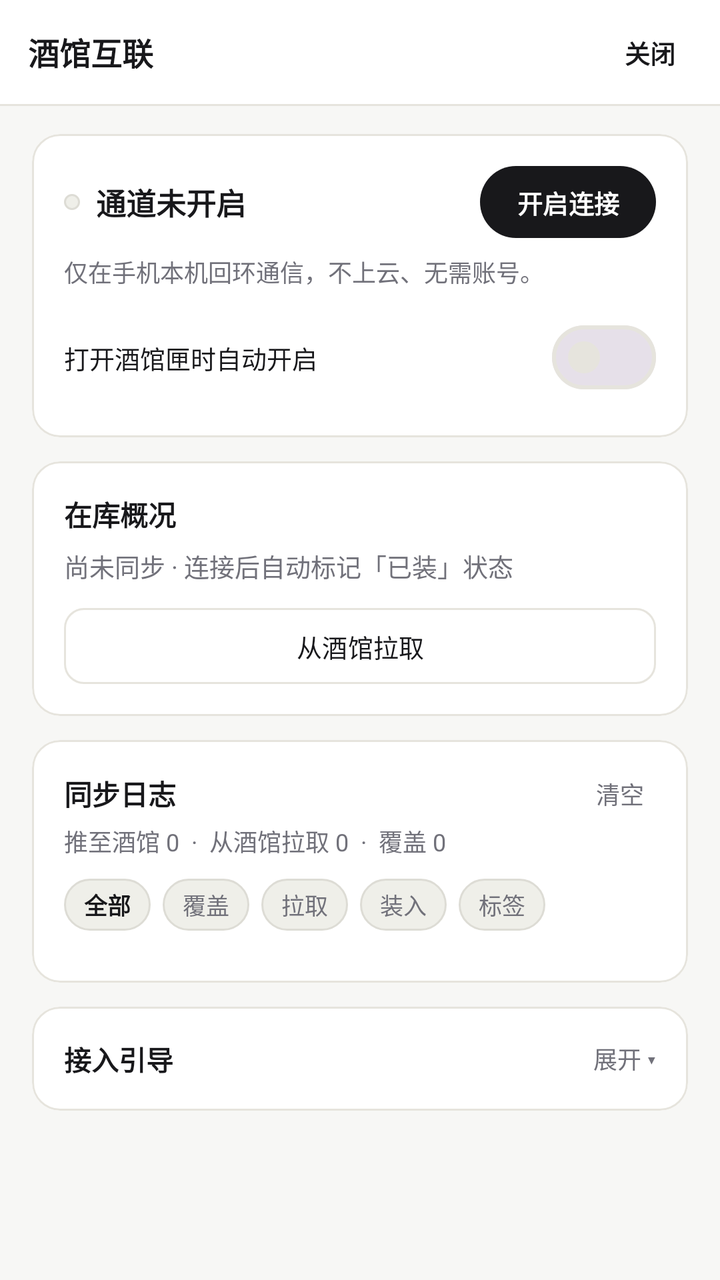
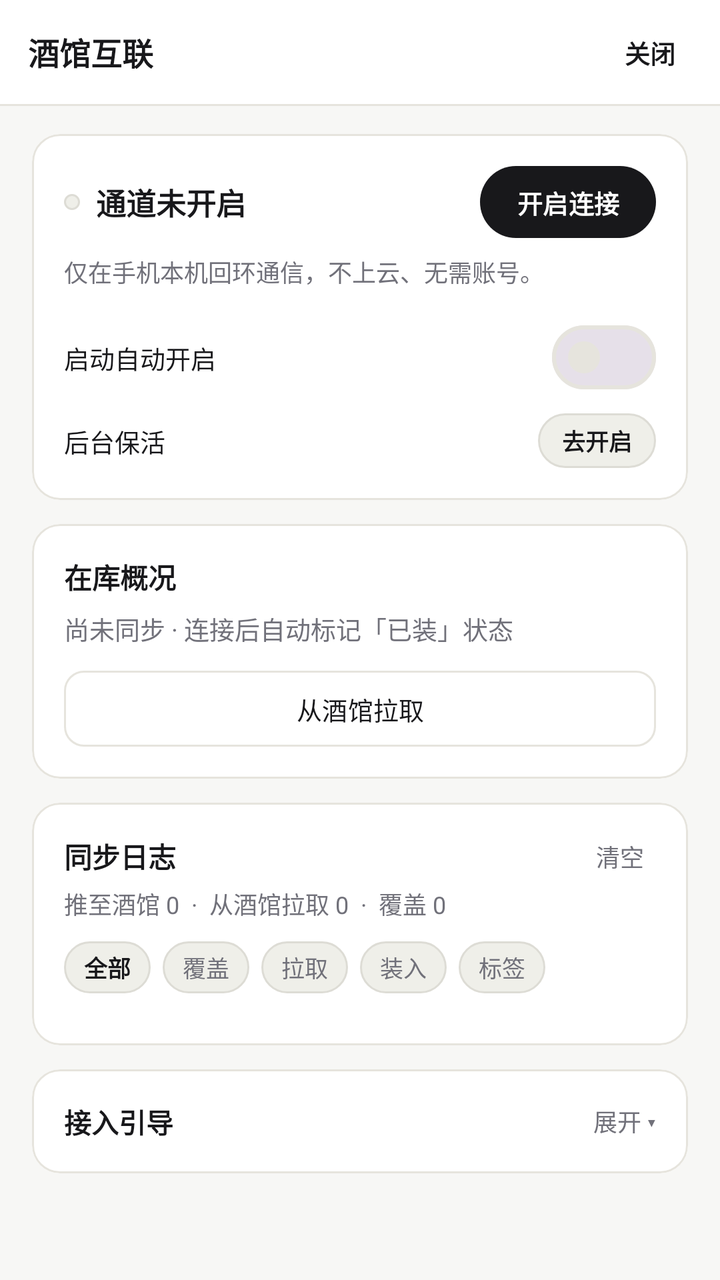

The first picture is an Android layout as it rendered before a commit; the second is the same layout after the commit. The layout source and the unified diff follow.
<!-- AndroidManifest.xml: application theme Theme.STThemeVault -->
<!-- res/layout/activity_tavern_bridge.xml -->
<?xml version="1.0" encoding="utf-8"?>
<LinearLayout xmlns:android="http://schemas.android.com/apk/res/android"
    xmlns:app="http://schemas.android.com/apk/res-auto"
    android:layout_width="match_parent"
    android:layout_height="match_parent"
    android:background="@color/bg"
    android:orientation="vertical">

    
    <LinearLayout
        android:layout_width="match_parent"
        android:layout_height="52dp"
        android:background="@color/surface"
        android:gravity="center_vertical"
        android:orientation="horizontal"
        android:paddingHorizontal="14dp">

        <TextView
            android:layout_width="0dp"
            android:layout_height="wrap_content"
            android:layout_weight="1"
            android:text="酒馆互联"
            android:textColor="@color/text_primary"
            android:textSize="15.5sp"
            android:textStyle="bold" />

        <com.google.android.material.button.MaterialButton
            android:id="@+id/btnBridgeClose"
            style="@style/Widget.Material3.Button.TextButton"
            android:layout_width="wrap_content"
            android:layout_height="34dp"
            android:insetTop="0dp"
            android:insetBottom="0dp"
            android:minWidth="0dp"
            android:paddingHorizontal="8dp"
            android:text="关闭"
            android:textColor="@color/text_primary"
            android:textSize="12.5sp"
            android:textStyle="bold" />
    </LinearLayout>

    <View
        android:layout_width="match_parent"
        android:layout_height="1dp"
        android:background="@color/border" />

    <ScrollView
        android:layout_width="match_parent"
        android:layout_height="0dp"
        android:layout_weight="1"
        android:clipToPadding="false"
        android:paddingHorizontal="16dp"
        android:paddingTop="14dp"
        android:paddingBottom="28dp">

        <LinearLayout
            android:layout_width="match_parent"
            android:layout_height="wrap_content"
            android:orientation="vertical">

            
            <com.google.android.material.card.MaterialCardView
                android:layout_width="match_parent"
                android:layout_height="wrap_content"
                android:layout_marginBottom="12dp"
                app:cardBackgroundColor="@color/surface"
                app:cardCornerRadius="14dp"
                app:cardElevation="0dp"
                app:strokeColor="@color/border"
                app:strokeWidth="1dp">

                <LinearLayout
                    android:layout_width="match_parent"
                    android:layout_height="wrap_content"
                    android:orientation="vertical"
                    android:padding="16dp">

                    <LinearLayout
                        android:layout_width="match_parent"
                        android:layout_height="wrap_content"
                        android:gravity="center_vertical"
                        android:orientation="horizontal">

                        <View
                            android:id="@+id/dotBridgeStatus"
                            android:layout_width="8dp"
                            android:layout_height="8dp"
                            android:background="@drawable/bg_pill_accent" />

                        <TextView
                            android:id="@+id/tvBridgeStatusTitle"
                            android:layout_width="0dp"
                            android:layout_height="wrap_content"
                            android:layout_marginStart="8dp"
                            android:layout_weight="1"
                            android:text="通道未开启"
                            android:textColor="@color/text_primary"
                            android:textSize="15sp"
                            android:textStyle="bold" />

                        <com.google.android.material.button.MaterialButton
                            android:id="@+id/btnBridgeToggle"
                            android:layout_width="wrap_content"
                            android:layout_height="36dp"
                            android:insetTop="0dp"
                            android:insetBottom="0dp"
                            android:paddingHorizontal="14dp"
                            android:text="开启连接"
                            android:textColor="@color/on_accent"
                            android:textSize="12.5sp"
                            android:textStyle="bold"
                            app:backgroundTint="@color/accent"
                            app:cornerRadius="18dp" />
                    </LinearLayout>

                    <TextView
                        android:id="@+id/tvBridgeSub"
                        android:layout_width="match_parent"
                        android:layout_height="wrap_content"
                        android:layout_marginTop="8dp"
                        android:text="仅在手机本机回环通信，不上云、无需账号。"
                        android:textColor="@color/text_muted"
                        android:textSize="12sp" />

                    <LinearLayout
                        android:layout_width="match_parent"
                        android:layout_height="wrap_content"
                        android:layout_marginTop="10dp"
                        android:gravity="center_vertical"
                        android:orientation="horizontal">

                        <TextView
                            android:layout_width="0dp"
                            android:layout_height="wrap_content"
                            android:layout_weight="1"
                            android:text="打开酒馆匣时自动开启"
                            android:textColor="@color/text_primary"
                            android:textSize="12.5sp" />

                        <com.google.android.material.materialswitch.MaterialSwitch
                            android:id="@+id/swBridgeAutoStart"
                            android:layout_width="wrap_content"
                            android:layout_height="wrap_content" />
                    </LinearLayout>
                </LinearLayout>
            </com.google.android.material.card.MaterialCardView>

            
            <com.google.android.material.card.MaterialCardView
                android:layout_width="match_parent"
                android:layout_height="wrap_content"
                android:layout_marginBottom="12dp"
                app:cardBackgroundColor="@color/surface"
                app:cardCornerRadius="14dp"
                app:cardElevation="0dp"
                app:strokeColor="@color/border"
                app:strokeWidth="1dp">

                <LinearLayout
                    android:layout_width="match_parent"
                    android:layout_height="wrap_content"
                    android:orientation="vertical"
                    android:padding="16dp">

                    <TextView
                        android:layout_width="wrap_content"
                        android:layout_height="wrap_content"
                        android:text="在库概况"
                        android:textColor="@color/text_primary"
                        android:textSize="14sp"
                        android:textStyle="bold" />

                    <TextView
                        android:id="@+id/tvBridgeInventory"
                        android:layout_width="match_parent"
                        android:layout_height="wrap_content"
                        android:layout_marginTop="6dp"
                        android:text="尚未同步 · 连接后自动标记「已装」状态"
                        android:textColor="@color/text_muted"
                        android:textSize="12.5sp" />

                    <TextView
                        android:id="@+id/tvBridgePullStatus"
                        android:layout_width="match_parent"
                        android:layout_height="wrap_content"
                        android:layout_marginTop="6dp"
                        android:textColor="@color/text_primary"
                        android:textSize="12sp"
                        android:visibility="gone" />

                    <LinearLayout
                        android:layout_width="match_parent"
                        android:layout_height="wrap_content"
                        android:layout_marginTop="12dp"
                        android:orientation="horizontal">

                        <com.google.android.material.button.MaterialButton
                            android:id="@+id/btnBridgePull"
                            style="@style/Widget.Material3.Button.OutlinedButton"
                            android:layout_width="0dp"
                            android:layout_height="38dp"
                            android:layout_weight="1"
                            android:insetTop="0dp"
                            android:insetBottom="0dp"
                            android:text="从酒馆拉取"
                            android:textColor="@color/text_primary"
                            android:textSize="12.5sp"
                            app:cornerRadius="10dp"
                            app:strokeColor="@color/border" />
                    </LinearLayout>
                </LinearLayout>
            </com.google.android.material.card.MaterialCardView>

            
            <LinearLayout
                android:id="@+id/sectionBridgeConflicts"
                android:layout_width="match_parent"
                android:layout_height="wrap_content"
                android:layout_marginBottom="12dp"
                android:orientation="vertical"
                android:visibility="gone">

                <LinearLayout
                    android:layout_width="match_parent"
                    android:layout_height="wrap_content"
                    android:layout_marginBottom="8dp"
                    android:gravity="center_vertical"
                    android:orientation="horizontal">

                    <TextView
                        android:id="@+id/tvConflictsHeader"
                        android:layout_width="0dp"
                        android:layout_height="wrap_content"
                        android:layout_weight="1"
                        android:text="待确认"
                        android:textColor="@color/text_primary"
                        android:textSize="13.5sp"
                        android:textStyle="bold" />

                    <TextView
                        android:id="@+id/btnConflictsKeepAll"
                        android:layout_width="wrap_content"
                        android:layout_height="wrap_content"
                        android:clickable="true"
                        android:focusable="true"
                        android:paddingHorizontal="6dp"
                        android:paddingVertical="2dp"
                        android:text="全部保留"
                        android:textColor="@color/text_primary"
                        android:textSize="12sp"
                        android:textStyle="bold" />
                </LinearLayout>

                <LinearLayout
                    android:id="@+id/containerBridgeConflicts"
                    android:layout_width="match_parent"
                    android:layout_height="wrap_content"
                    android:orientation="vertical" />
            </LinearLayout>

            
            <LinearLayout
                android:id="@+id/sectionBridgeOutbox"
                android:layout_width="match_parent"
                android:layout_height="wrap_content"
                android:layout_marginBottom="12dp"
                android:orientation="vertical"
                android:visibility="gone">

                <LinearLayout
                    android:layout_width="match_parent"
                    android:layout_height="wrap_content"
                    android:layout_marginBottom="8dp"
                    android:gravity="center_vertical"
                    android:orientation="horizontal">

                    <TextView
                        android:id="@+id/tvOutboxHeader"
                        android:layout_width="0dp"
                        android:layout_height="wrap_content"
                        android:layout_weight="1"
                        android:text="待装入"
                        android:textColor="@color/text_primary"
                        android:textSize="13.5sp"
                        android:textStyle="bold" />

                    <TextView
                        android:id="@+id/btnOutboxClear"
                        android:layout_width="wrap_content"
                        android:layout_height="wrap_content"
                        android:clickable="true"
                        android:focusable="true"
                        android:paddingHorizontal="6dp"
                        android:paddingVertical="2dp"
                        android:text="清空"
                        android:textColor="@color/text_muted"
                        android:textSize="12sp" />
                </LinearLayout>

                <LinearLayout
                    android:id="@+id/containerBridgeOutbox"
                    android:layout_width="match_parent"
                    android:layout_height="wrap_content"
                    android:orientation="vertical" />
            </LinearLayout>

            
            <com.google.android.material.card.MaterialCardView
                android:id="@+id/sectionBridgeLogs"
                android:layout_width="match_parent"
                android:layout_height="wrap_content"
                android:layout_marginBottom="12dp"
                app:cardBackgroundColor="@color/surface"
                app:cardCornerRadius="14dp"
                app:cardElevation="0dp"
                app:strokeColor="@color/border"
                app:strokeWidth="1dp">

                <LinearLayout
                    android:layout_width="match_parent"
                    android:layout_height="wrap_content"
                    android:orientation="vertical"
                    android:padding="16dp">

                    <LinearLayout
                        android:layout_width="match_parent"
                        android:layout_height="wrap_content"
                        android:gravity="center_vertical"
                        android:orientation="horizontal">

                        <TextView
                            android:id="@+id/tvLogsHeader"
                            android:layout_width="0dp"
                            android:layout_height="wrap_content"
                            android:layout_weight="1"
                            android:text="同步日志"
                            android:textColor="@color/text_primary"
                            android:textSize="14sp"
                            android:textStyle="bold" />

                        <TextView
                            android:id="@+id/btnLogsClear"
                            android:layout_width="wrap_content"
                            android:layout_height="wrap_content"
                            android:clickable="true"
                            android:focusable="true"
                            android:paddingHorizontal="6dp"
                            android:paddingVertical="2dp"
                            android:text="清空"
                            android:textColor="@color/text_muted"
                            android:textSize="12sp" />
                    </LinearLayout>

                    <TextView
                        android:id="@+id/tvLogsStatsSummary"
                        android:layout_width="match_parent"
                        android:layout_height="wrap_content"
                        android:layout_marginTop="4dp"
                        android:text="推至酒馆 0  ·  从酒馆拉取 0  ·  覆盖 0"
                        android:textColor="@color/text_muted"
                        android:textSize="12sp" />

                    
                    <HorizontalScrollView
                        android:layout_width="match_parent"
                        android:layout_height="wrap_content"
                        android:layout_marginTop="10dp"
                        android:scrollbars="none">

                        <LinearLayout
                            android:layout_width="wrap_content"
                            android:layout_height="wrap_content"
                            android:orientation="horizontal">

                            <TextView
                                android:id="@+id/chipLogAll"
                                android:layout_width="wrap_content"
                                android:layout_height="26dp"
                                android:layout_marginEnd="6dp"
                                android:background="@drawable/bg_pill_accent"
                                android:clickable="true"
                                android:focusable="true"
                                android:gravity="center"
                                android:paddingHorizontal="10dp"
                                android:text="全部"
                                android:textColor="@color/text_primary"
                                android:textSize="11.5sp"
                                android:textStyle="bold" />

                            <TextView
                                android:id="@+id/chipLogOverwritten"
                                android:layout_width="wrap_content"
                                android:layout_height="26dp"
                                android:layout_marginEnd="6dp"
                                android:background="@drawable/bg_pill_accent"
                                android:clickable="true"
                                android:focusable="true"
                                android:gravity="center"
                                android:paddingHorizontal="10dp"
                                android:text="覆盖"
                                android:textColor="@color/text_muted"
                                android:textSize="11.5sp" />

                            <TextView
                                android:id="@+id/chipLogPull"
                                android:layout_width="wrap_content"
                                android:layout_height="26dp"
                                android:layout_marginEnd="6dp"
                                android:background="@drawable/bg_pill_accent"
                                android:clickable="true"
                                android:focusable="true"
                                android:gravity="center"
                                android:paddingHorizontal="10dp"
                                android:text="拉取"
                                android:textColor="@color/text_muted"
                                android:textSize="11.5sp" />

                            <TextView
                                android:id="@+id/chipLogPush"
                                android:layout_width="wrap_content"
                                android:layout_height="26dp"
                                android:layout_marginEnd="6dp"
                                android:background="@drawable/bg_pill_accent"
                                android:clickable="true"
                                android:focusable="true"
                                android:gravity="center"
                                android:paddingHorizontal="10dp"
                                android:text="装入"
                                android:textColor="@color/text_muted"
                                android:textSize="11.5sp" />

                            <TextView
                                android:id="@+id/chipLogTags"
                                android:layout_width="wrap_content"
                                android:layout_height="26dp"
                                android:background="@drawable/bg_pill_accent"
                                android:clickable="true"
                                android:focusable="true"
                                android:gravity="center"
                                android:paddingHorizontal="10dp"
                                android:text="标签"
                                android:textColor="@color/text_muted"
                                android:textSize="11.5sp" />
                        </LinearLayout>
                    </HorizontalScrollView>

                    <LinearLayout
                        android:id="@+id/containerBridgeLogs"
                        android:layout_width="match_parent"
                        android:layout_height="wrap_content"
                        android:layout_marginTop="10dp"
                        android:orientation="vertical" />
                </LinearLayout>
            </com.google.android.material.card.MaterialCardView>

            
            <com.google.android.material.card.MaterialCardView
                android:layout_width="match_parent"
                android:layout_height="wrap_content"
                app:cardBackgroundColor="@color/surface"
                app:cardCornerRadius="14dp"
                app:cardElevation="0dp"
                app:strokeColor="@color/border"
                app:strokeWidth="1dp">

                <LinearLayout
                    android:layout_width="match_parent"
                    android:layout_height="wrap_content"
                    android:orientation="vertical"
                    android:padding="16dp">

                    <LinearLayout
                        android:id="@+id/btnToggleGuide"
                        android:layout_width="match_parent"
                        android:layout_height="wrap_content"
                        android:clickable="true"
                        android:focusable="true"
                        android:gravity="center_vertical"
                        android:orientation="horizontal">

                        <TextView
                            android:layout_width="0dp"
                            android:layout_height="wrap_content"
                            android:layout_weight="1"
                            android:text="接入引导"
                            android:textColor="@color/text_primary"
                            android:textSize="13.5sp"
                            android:textStyle="bold" />

                        <TextView
                            android:id="@+id/tvGuideChevron"
                            android:layout_width="wrap_content"
                            android:layout_height="wrap_content"
                            android:text="展开 ▾"
                            android:textColor="@color/text_muted"
                            android:textSize="12sp" />
                    </LinearLayout>

                    <LinearLayout
                        android:id="@+id/layoutGuideBody"
                        android:layout_width="match_parent"
                        android:layout_height="wrap_content"
                        android:layout_marginTop="12dp"
                        android:orientation="vertical"
                        android:visibility="gone">

                        <TextView
                            android:layout_width="wrap_content"
                            android:layout_height="wrap_content"
                            android:text="方式一 · 酒馆助手热更新脚本（推荐，免手动更新）"
                            android:textColor="@color/text_primary"
                            android:textSize="12.5sp"
                            android:textStyle="bold" />

                        <LinearLayout
                            android:layout_width="match_parent"
                            android:layout_height="wrap_content"
                            android:layout_marginTop="8dp"
                            android:orientation="horizontal">

                            <com.google.android.material.button.MaterialButton
                                android:id="@+id/btnExportHelperScript"
                                style="@style/Widget.Material3.Button.UnelevatedButton"
                                android:layout_width="0dp"
                                android:layout_height="36dp"
                                android:layout_marginEnd="6dp"
                                android:layout_weight="1"
                                android:insetTop="0dp"
                                android:insetBottom="0dp"
                                android:text="导出脚本 (.json)"
                                android:textColor="@color/text_primary"
                                android:textSize="12sp"
                                app:backgroundTint="@color/surface_2"
                                app:cornerRadius="10dp" />

                            <com.google.android.material.button.MaterialButton
                                android:id="@+id/btnCopyHelperCode"
                                style="@style/Widget.Material3.Button.OutlinedButton"
                                android:layout_width="0dp"
                                android:layout_height="36dp"
                                android:layout_weight="1"
                                android:insetTop="0dp"
                                android:insetBottom="0dp"
                                android:text="复制热更新代码"
                                android:textColor="@color/text_primary"
                                android:textSize="12sp"
                                app:cornerRadius="10dp"
                                app:strokeColor="@color/border" />
                        </LinearLayout>

                        <TextView
                            android:layout_width="match_parent"
                            android:layout_height="wrap_content"
                            android:layout_marginTop="6dp"
                            android:lineSpacingExtra="3dp"
                            android:text="导出后直接导入 TT 的「酒馆助手 → 全局脚本」（或新建脚本粘贴代码并启用），每次打开酒馆自动加载最新版。"
                            android:textColor="@color/text_muted"
                            android:textSize="11.5sp" />

                        <View
                            android:layout_width="match_parent"
                            android:layout_height="1dp"
                            android:layout_marginVertical="12dp"
                            android:background="@color/border" />

                        <TextView
                            android:layout_width="wrap_content"
                            android:layout_height="wrap_content"
                            android:text="方式二 · TT 原生扩展"
                            android:textColor="@color/text_primary"
                            android:textSize="12.5sp"
                            android:textStyle="bold" />

                        <LinearLayout
                            android:id="@+id/btnCopyExtUrl"
                            android:layout_width="match_parent"
                            android:layout_height="38dp"
                            android:layout_marginTop="8dp"
                            android:background="@drawable/bg_input"
                            android:clickable="true"
                            android:focusable="true"
                            android:gravity="center_vertical"
                            android:orientation="horizontal"
                            android:paddingHorizontal="12dp">

                            <TextView
                                android:layout_width="0dp"
                                android:layout_height="wrap_content"
                                android:layout_weight="1"
                                android:ellipsize="end"
                                android:singleLine="true"
                                android:text="https://github.com/cone97218-alt/pic"
                                android:textColor="@color/text_primary"
                                android:textSize="12sp" />

                            <TextView
                                android:layout_width="wrap_content"
                                android:layout_height="wrap_content"
                                android:layout_marginStart="8dp"
                                android:text="复制"
                                android:textColor="@color/text_muted"
                                android:textSize="12sp"
                                android:textStyle="bold" />
                        </LinearLayout>

                        <TextView
                            android:layout_width="match_parent"
                            android:layout_height="wrap_content"
                            android:layout_marginTop="6dp"
                            android:text="复制上方链接，在 TT「扩展 → 安装扩展」粘贴安装即可。"
                            android:textColor="@color/text_muted"
                            android:textSize="11.5sp" />
                    </LinearLayout>
                </LinearLayout>
            </com.google.android.material.card.MaterialCardView>

        </LinearLayout>
    </ScrollView>
</LinearLayout>
<!-- resources referenced by this layout -->
<resources>
  <color name="accent">#18181B</color>
  <color name="bg">#F7F7F5</color>
  <color name="border">#E6E4DD</color>
  <color name="on_accent">#FFFFFF</color>
  <color name="surface">#FFFFFF</color>
  <color name="surface_2">#F0EFEA</color>
  <color name="text_muted">#71717A</color>
  <color name="text_primary">#18181B</color>
  <!-- drawable bg_input (drawable) -->
  <?xml version="1.0" encoding="utf-8"?>
  <shape xmlns:android="http://schemas.android.com/apk/res/android" android:shape="rectangle">
      <solid android:color="@color/surface_2" />
      <corners android:radius="11dp" />
      <stroke android:width="1dp" android:color="@color/border" />
  </shape>
  <!-- drawable bg_pill_accent (drawable) -->
  <?xml version="1.0" encoding="utf-8"?>
  <shape xmlns:android="http://schemas.android.com/apk/res/android" android:shape="rectangle">
      <solid android:color="@color/pill_accent_bg" />
      <corners android:radius="999dp" />
      <stroke android:width="1dp" android:color="@color/pill_accent_stroke" />
  </shape>
  <style name="Theme.STThemeVault" parent="Theme.Material3.DayNight.NoActionBar">
          <item name="colorPrimary">@color/accent</item>
          <item name="colorOnPrimary">@color/on_accent</item>
          <item name="colorSecondary">@color/text_muted</item>
          <item name="colorSecondaryContainer">@color/surface_2</item>
          <item name="colorOnSecondaryContainer">@color/text_primary</item>
          <item name="colorSurface">@color/surface</item>
          <item name="colorOnSurface">@color/text_primary</item>
          <item name="colorSurfaceContainerHigh">@color/surface</item>
          <item name="colorOutline">@color/border</item>
          <item name="android:windowBackground">@color/bg</item>
          <item name="android:statusBarColor">@color/bg</item>
          <item name="android:navigationBarColor">@color/surface</item>
          <item name="android:windowLightStatusBar">true</item>
          <item name="android:windowLightNavigationBar" tools:targetApi="27">true</item>
      </style>
  <color name="pill_accent_bg">#EFEFE9</color>
  <color name="pill_accent_stroke">#DDDCD5</color>
</resources>

<!-- the commit's change to res/layout/activity_tavern_bridge.xml (unified diff, before → after) -->
@@ -133,7 +133,7 @@
                             android:layout_width="0dp"
                             android:layout_height="wrap_content"
                             android:layout_weight="1"
-                            android:text="打开酒馆匣时自动开启"
+                            android:text="启动自动开启"
                             android:textColor="@color/text_primary"
                             android:textSize="12.5sp" />
 
@@ -141,6 +141,36 @@
                             android:id="@+id/swBridgeAutoStart"
                             android:layout_width="wrap_content"
                             android:layout_height="wrap_content" />
+                    </LinearLayout>
+
+                    <LinearLayout
+                        android:layout_width="match_parent"
+                        android:layout_height="wrap_content"
+                        android:layout_marginTop="4dp"
+                        android:gravity="center_vertical"
+                        android:orientation="horizontal">
+
+                        <TextView
+                            android:layout_width="0dp"
+                            android:layout_height="wrap_content"
+                            android:layout_weight="1"
+                            android:text="后台保活"
+                            android:textColor="@color/text_primary"
+                            android:textSize="12.5sp" />
+
+                        <TextView
+                            android:id="@+id/btnBridgeKeepAlive"
+                            android:layout_width="wrap_content"
+                            android:layout_height="wrap_content"
+                            android:background="@drawable/bg_pill_accent"
+                            android:clickable="true"
+                            android:focusable="true"
+                            android:paddingHorizontal="12dp"
+                            android:paddingVertical="5dp"
+                            android:text="去开启"
+                            android:textColor="@color/text_primary"
+                            android:textSize="11.5sp"
+                            android:textStyle="bold" />
                     </LinearLayout>
                 </LinearLayout>
             </com.google.android.material.card.MaterialCardView>
